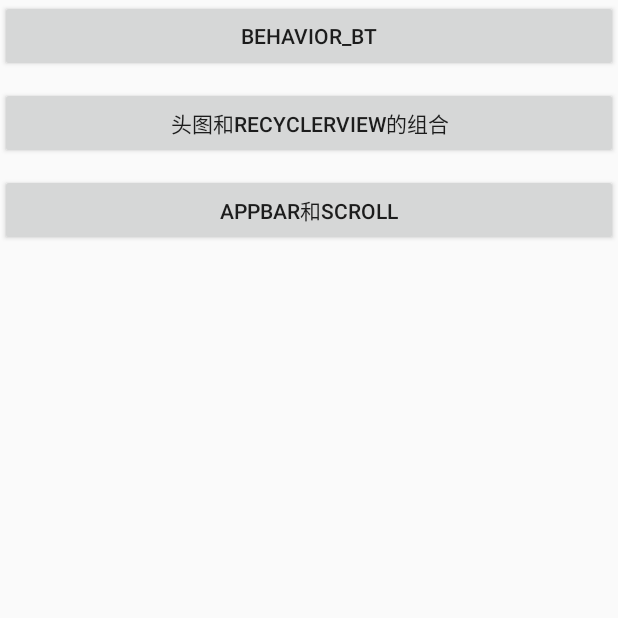
After one commit to 7911ty/study_demo, an Android app: the MyCoordinatorLayoutActivity screen opened directly, with no data from a screen before it, on a phone screen of 412 x 824 dp, the top half of it. The commit adds this screen. Run offline under Robolectric (Android 15) with nearby library versions, the phone set to English and light mode, and no system bars.

Commit message:
CoordinatorLayout部分

```diff
--- a/app/src/main/java/com/example/studydemo/MainActivity.java
+++ b/app/src/main/java/com/example/studydemo/MainActivity.java
@@ -104,7 +104,7 @@ public class MainActivity extends BaseActivity {
         mainBean.setName("bt_16_storage");
         arrayList.add(mainBean);
         mainBean = new MainBean();
-        mainBean.setName("bt_17_status_bar");
+        mainBean.setName("bt_17_mycoordinator");
         arrayList.add(mainBean);
         MainAdapter mainAdapter = new MainAdapter(this, arrayList);
         main_rv.setLayoutManager(new LinearLayoutManager(this));
--- /dev/null
+++ b/app/src/main/java/com/example/studydemo/ui/coordinatorlayout/MyCoordinatorLayoutActivity.kt
@@ -0,0 +1,31 @@
+package com.example.studydemo.ui.coordinatorlayout
+
+import android.content.Intent
+import android.os.Bundle
+import android.view.View
+import androidx.appcompat.app.AppCompatActivity
+import com.example.studydemo.R
+import kotlinx.android.synthetic.main.activity_my_coordinator_layout.*
+
+class MyCoordinatorLayoutActivity : AppCompatActivity(), View.OnClickListener {
+    override fun onCreate(savedInstanceState: Bundle?) {
+        super.onCreate(savedInstanceState)
+        setContentView(R.layout.activity_my_coordinator_layout)
+        behavior_bt.setOnClickListener(this)
+        coordinatorlayout_bt.setOnClickListener(this)
+        appbar_scroll.setOnClickListener(this)
+    }
+
+    override fun onClick(view: View?) {
+        if (view?.id == R.id.behavior_bt) {
+            val intent = Intent(this, BehaviorStudyActivity::class.java)
+            startActivity(intent)
+        } else if (view?.id == R.id.coordinatorlayout_bt) {
+            val intent = Intent(this, CoordinatorLayoutActivity::class.java)
+            startActivity(intent)
+        }else if (view?.id == R.id.appbar_scroll) {
+            val intent = Intent(this, AppbarAndScrollActivity::class.java)
+            startActivity(intent)
+        }
+    }
+}
--- a/app/src/main/java/com/example/studydemo/ui/receiver/MainAdapter.java
+++ b/app/src/main/java/com/example/studydemo/ui/receiver/MainAdapter.java
@@ -14,6 +14,7 @@ import com.example.studydemo.bean.MainBean;
 import com.example.studydemo.ui.SecondActivity;
 import com.example.studydemo.ui.camera.OpenCameraActivity;
 import com.example.studydemo.ui.carema.CameraPermissions;
+import com.example.studydemo.ui.coordinatorlayout.MyCoordinatorLayoutActivity;
 import com.example.studydemo.ui.diyui.DiyViewActivity;
 import com.example.studydemo.ui.diyui.leafloading.LeafLoadingActivity;
 import com.example.studydemo.ui.diyui.suspension.Main2Activity;
@@ -25,7 +26,6 @@ import com.example.studydemo.ui.listview.MyListViewActivity;
 import com.example.studydemo.ui.okhttp.OkhttpActivity;
 import com.example.studydemo.ui.recyclerview.MyBaseAdapterActivity;
 import com.example.studydemo.ui.recyclerview.MyRecyclerViewActivity;
-import com.example.studydemo.ui.coordinatorlayout.CoordinatorLayoutActivity;
 import com.example.studydemo.ui.storage.StorageActivity1;
 import com.example.studydemo.utils.ColorUtil;
 import com.example.studydemo.viewpage.ViewpageAndFragmentActivity;
@@ -118,8 +118,8 @@ public class MainAdapter extends MultiItemTypeAdapter<MainBean> {
                         case "bt_16_storage":
                             intent = new Intent(mContext, StorageActivity1.class);
                             break;
-                        case "bt_17_status_bar":
-                            intent = new Intent(mContext, CoordinatorLayoutActivity.class);
+                        case "bt_17_mycoordinator":
+                            intent = new Intent(mContext, MyCoordinatorLayoutActivity.class);
                             break;
                     }
                     mContext.startActivity(intent);
--- /dev/null
+++ b/app/src/main/res/layout/activity_my_coordinator_layout.xml
@@ -0,0 +1,36 @@
+<?xml version="1.0" encoding="utf-8"?>
+<androidx.constraintlayout.widget.ConstraintLayout xmlns:android="http://schemas.android.com/apk/res/android"
+    xmlns:app="http://schemas.android.com/apk/res-auto"
+    xmlns:tools="http://schemas.android.com/tools"
+    android:layout_width="match_parent"
+    android:layout_height="match_parent"
+    tools:context=".ui.coordinatorlayout.MyCoordinatorLayoutActivity">
+
+    <Button
+        android:id="@+id/behavior_bt"
+        android:text="behavior_bt"
+        app:layout_constraintStart_toStartOf="parent"
+        app:layout_constraintTop_toTopOf="parent"
+        android:layout_width="match_parent"
+        android:layout_height="wrap_content" />
+
+    <Button
+        android:id="@+id/coordinatorlayout_bt"
+        android:text="头图和recyclerView的组合"
+        app:layout_constraintStart_toStartOf="parent"
+        android:layout_marginTop="10dp"
+        app:layout_constraintTop_toBottomOf="@+id/behavior_bt"
+        android:layout_width="match_parent"
+        android:layout_height="wrap_content" />
+
+    <Button
+        android:id="@+id/appbar_scroll"
+        android:text="appbar和scroll"
+        app:layout_constraintStart_toStartOf="parent"
+        android:layout_marginTop="10dp"
+        app:layout_constraintTop_toBottomOf="@+id/coordinatorlayout_bt"
+        android:layout_width="match_parent"
+        android:layout_height="wrap_content" />
+
+
+</androidx.constraintlayout.widget.ConstraintLayout>
```
Also changed, not shown: app/src/main/AndroidManifest.xml (+10 -0 lines), app/src/main/java/com/example/studydemo/behavior/MyBehavior.kt (added, +48 -0 lines), app/src/main/java/com/example/studydemo/ui/coordinatorlayout/AppbarAndScrollActivity.kt (added, +12 -0 lines), app/src/main/java/com/example/studydemo/ui/coordinatorlayout/BehaviorStudyActivity.kt (added, +12 -0 lines), app/src/main/java/com/example/studydemo/ui/diyui/DownMoveView.kt (added, +36 -0 lines), app/src/main/res/layout/activity_appbar_and_scroll.xml (added, +39 -0 lines), app/src/main/res/layout/activity_behavior_study.xml (added, +22 -0 lines).
